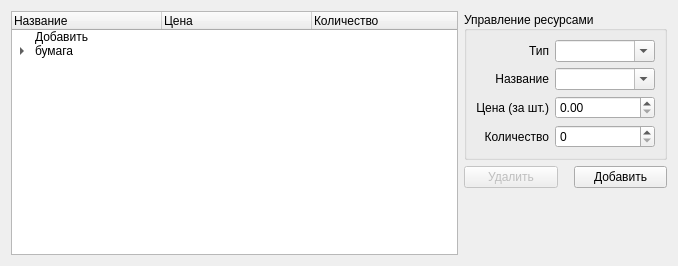
First picture: the form in esupplier.ui, repository werwolf/ExLibris, before the edit.
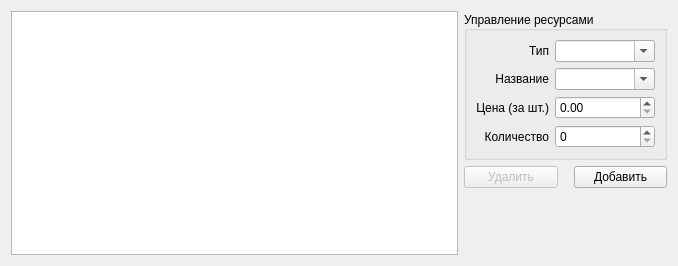
Second picture: the form after the edit.

The edit to the form file:
```diff
--- a/esupplier.ui
+++ b/esupplier.ui
@@ -26,7 +26,7 @@
       <bool>true</bool>
      </property>
      <attribute name="headerVisible">
-      <bool>true</bool>
+      <bool>false</bool>
      </attribute>
      <attribute name="headerCascadingSectionResizes">
       <bool>false</bool>
@@ -52,50 +52,6 @@
        <string>Количество</string>
       </property>
      </column>
-     <item>
-      <property name="text">
-       <string>Добавить</string>
-      </property>
-      <property name="text">
-       <string/>
-      </property>
-      <property name="text">
-       <string/>
-      </property>
-     </item>
-     <item>
-      <property name="text">
-       <string>бумага</string>
-      </property>
-      <property name="text">
-       <string/>
-      </property>
-      <property name="text">
-       <string/>
-      </property>
-      <item>
-       <property name="text">
-        <string>картон</string>
-       </property>
-       <property name="text">
-        <string>1.00</string>
-       </property>
-       <property name="text">
-        <string>300</string>
-       </property>
-      </item>
-      <item>
-       <property name="text">
-        <string>бумага бе</string>
-       </property>
-       <property name="text">
-        <string>2.50</string>
-       </property>
-       <property name="text">
-        <string>100</string>
-       </property>
-      </item>
-     </item>
     </widget>
    </item>
    <item>
```
Left out of the diff: 8 changed lines with no effect on the pictures.
